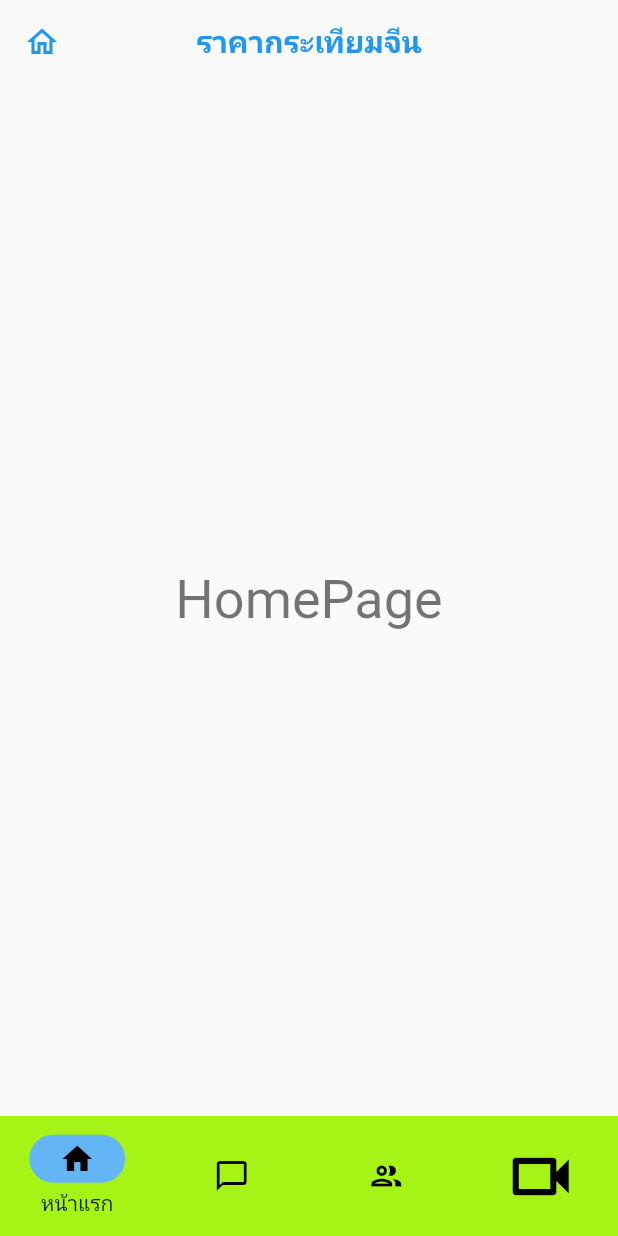
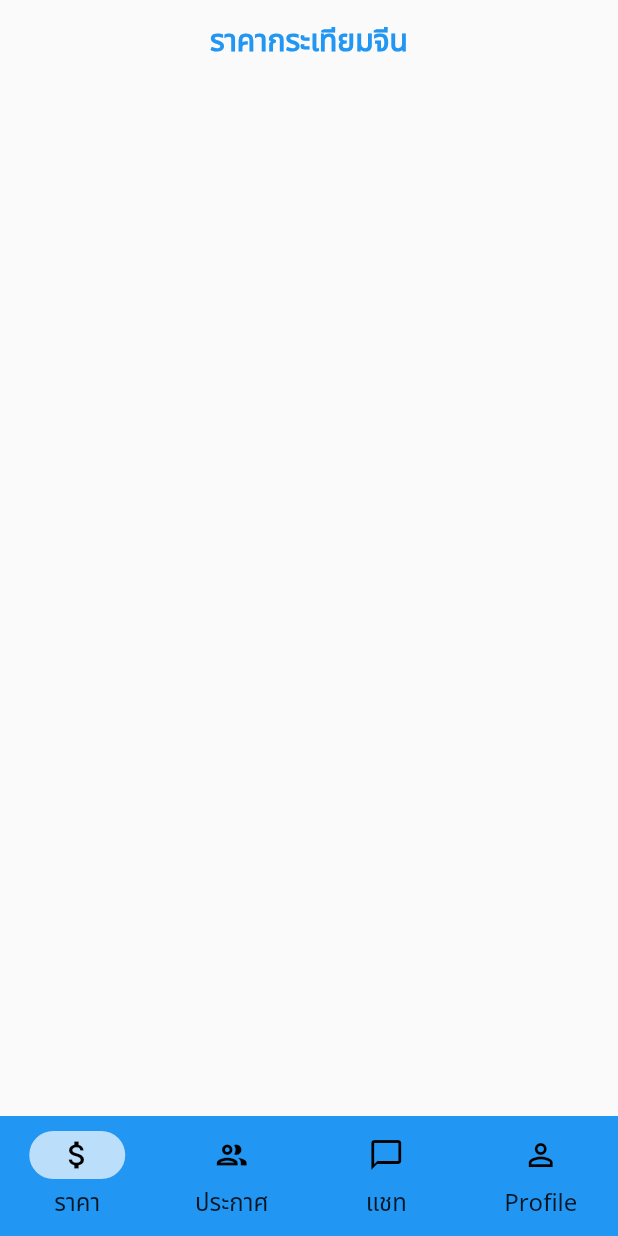
Before and after one commit to ponganan/GarlicPrice, a Flutter app: the screen it shows after launch, on a phone screen of 412 x 824 dp. Run offline on Flutter 3.47's test engine with Material 2 defaults, Android fonts, the phone set to English and light mode, and no system bars.

Commit message:
add fonts and navigation bar

```diff
--- a/lib/home_page.dart
+++ b/lib/home_page.dart
@@ -1,5 +1,7 @@
 import 'package:flutter/material.dart';
-import 'package:google_fonts/google_fonts.dart';
+import 'package:garlic_price/list_all_post_page.dart';
+import 'package:garlic_price/price_page.dart';
+//import 'package:google_fonts/google_fonts.dart';
 
 class HomePage extends StatefulWidget {
   const HomePage({Key? key}) : super(key: key);
@@ -14,16 +16,8 @@ class _HomePageState extends State<HomePage> {
   @override
   Widget build(BuildContext context) {
     final screen = [
-      Center(
-        child:
-            Text('HomePage', style: Theme.of(context).textTheme.headlineMedium),
-      ),
-      Center(
-        child: Text(
-          'Chat',
-          style: TextStyle(fontSize: 70),
-        ),
-      ),
+      PricePage(),
+      ListAllPostPage(),
       Center(
         child: Text(
           'Spaces',
@@ -39,40 +33,27 @@ class _HomePageState extends State<HomePage> {
     ];
     return Scaffold(
       // extendBodyBehindAppBar: true,
-      appBar: AppBar(
-        centerTitle: true,
-        leading: Icon(
-          Icons.home_outlined,
-          color: Colors.blue,
-        ),
-        title: Text(
-          'ราคากระเทียมจีน',
-          //style: TextStyle(color: Colors.blue),
-          style: GoogleFonts.notoSansThai(
-            color: Colors.blue,
-            fontWeight: FontWeight.bold,
-          ),
-        ),
-        backgroundColor: Colors.transparent,
-        elevation: 0,
-      ),
+
       body: screen[index],
       bottomNavigationBar: NavigationBarTheme(
         data: NavigationBarThemeData(
-          indicatorColor: Colors.blue.shade300,
+          indicatorColor: Colors.blue.shade100,
           labelTextStyle: MaterialStateProperty.all(
             const TextStyle(
-              fontSize: 14,
-              fontWeight: FontWeight.w500,
+              fontSize: 16,
+              //fontWeight: FontWeight.bold,
+              //fontFamily:
             ),
           ),
         ),
         child: NavigationBar(
           height: 80,
-          backgroundColor: const Color(0xFFA6F415),
+          // backgroundColor: const Color(0xFFf1f5fb),
+          backgroundColor: Colors.blue,
+          //selected
 
           //use to show/hide Icon name
-          labelBehavior: NavigationDestinationLabelBehavior.onlyShowSelected,
+          //labelBehavior: NavigationDestinationLabelBehavior.onlyShowSelected,
           //use to slow animation
           animationDuration: const Duration(seconds: 1),
           selectedIndex: index,
@@ -81,24 +62,24 @@ class _HomePageState extends State<HomePage> {
           // ----------
           destinations: const [
             NavigationDestination(
-              icon: Icon(Icons.home_outlined),
-              selectedIcon: Icon(Icons.home),
-              label: ('หน้าแรก'),
+              icon: Icon(Icons.attach_money_outlined),
+              selectedIcon: Icon(Icons.attach_money),
+              label: ('ราคา'),
+            ),
+            NavigationDestination(
+              icon: Icon(Icons.group_outlined),
+              selectedIcon: Icon(Icons.group),
+              label: ('ประกาศ'),
             ),
             NavigationDestination(
               icon: Icon(Icons.chat_bubble_outline),
               selectedIcon: Icon(Icons.chat_bubble),
-              label: ('Chat'),
+              label: ('แชท'),
             ),
             NavigationDestination(
-              icon: Icon(Icons.group_outlined),
-              selectedIcon: Icon(Icons.group),
-              label: ('Spaces'),
-            ),
-            NavigationDestination(
-              icon: Icon(Icons.videocam_outlined, size: 50),
-              selectedIcon: Icon(Icons.videocam, size: 50),
-              label: ('Meet'),
+              icon: Icon(Icons.person_outline),
+              selectedIcon: Icon(Icons.person),
+              label: ('Profile'),
             ),
           ],
         ),
--- /dev/null
+++ b/lib/list_all_post_page.dart
@@ -0,0 +1,33 @@
+import 'package:flutter/material.dart';
+
+class ListAllPostPage extends StatefulWidget {
+  const ListAllPostPage({Key? key}) : super(key: key);
+
+  @override
+  State<ListAllPostPage> createState() => _ListAllPostPageState();
+}
+
+class _ListAllPostPageState extends State<ListAllPostPage> {
+  @override
+  Widget build(BuildContext context) {
+    return Scaffold(
+      appBar: AppBar(
+        centerTitle: true,
+        // leading: const Icon(
+        //  Icons.home_outlined,
+        //  color: Colors.blue,
+        // ),
+        title: const Text(
+          'ประกาศ',
+          //style: TextStyle(color: Colors.blue),
+          style: TextStyle(
+            color: Colors.blue,
+            fontWeight: FontWeight.bold,
+          ),
+        ),
+        backgroundColor: Colors.transparent,
+        elevation: 0,
+      ),
+    );
+  }
+}
--- a/lib/main.dart
+++ b/lib/main.dart
@@ -16,7 +16,7 @@ class MyApp extends StatelessWidget {
       debugShowCheckedModeBanner: false,
       theme: ThemeData(
         // primarySwatch: Colors.blue,
-        fontFamily: 'notoSansThai',
+        fontFamily: 'NotoSansThai',
         textTheme: TextTheme(
           headlineLarge: TextStyle(fontSize: 72.0, fontWeight: FontWeight.bold),
           headlineMedium:
--- /dev/null
+++ b/lib/price_page.dart
@@ -0,0 +1,29 @@
+import 'package:flutter/material.dart';
+
+class PricePage extends StatefulWidget {
+  const PricePage({Key? key}) : super(key: key);
+
+  @override
+  State<PricePage> createState() => _PricePageState();
+}
+
+class _PricePageState extends State<PricePage> {
+  @override
+  Widget build(BuildContext context) {
+    return Scaffold(
+      appBar: AppBar(
+        centerTitle: true,
+        title: const Text(
+          'ราคากระเทียมจีน',
+          //style: TextStyle(color: Colors.blue),
+          style: TextStyle(
+            color: Colors.blue,
+            fontWeight: FontWeight.bold,
+          ),
+        ),
+        backgroundColor: Colors.transparent,
+        elevation: 0,
+      ),
+    );
+  }
+}
```
Also changed, not shown: pubspec.yaml (+4 -4 lines), assets/fonts/NotoSansThai-Black.ttf (added), assets/fonts/NotoSansThai-Bold.ttf (added), assets/fonts/NotoSansThai-ExtraBold.ttf (added), assets/fonts/NotoSansThai-ExtraLight.ttf (added), assets/fonts/NotoSansThai-Light.ttf (added), assets/fonts/NotoSansThai-Medium.ttf (added), assets/fonts/NotoSansThai-Regular.ttf (added), assets/fonts/NotoSansThai-SemiBold.ttf (added), assets/fonts/NotoSansThai-Thin.ttf (added), pubspec.lock.
